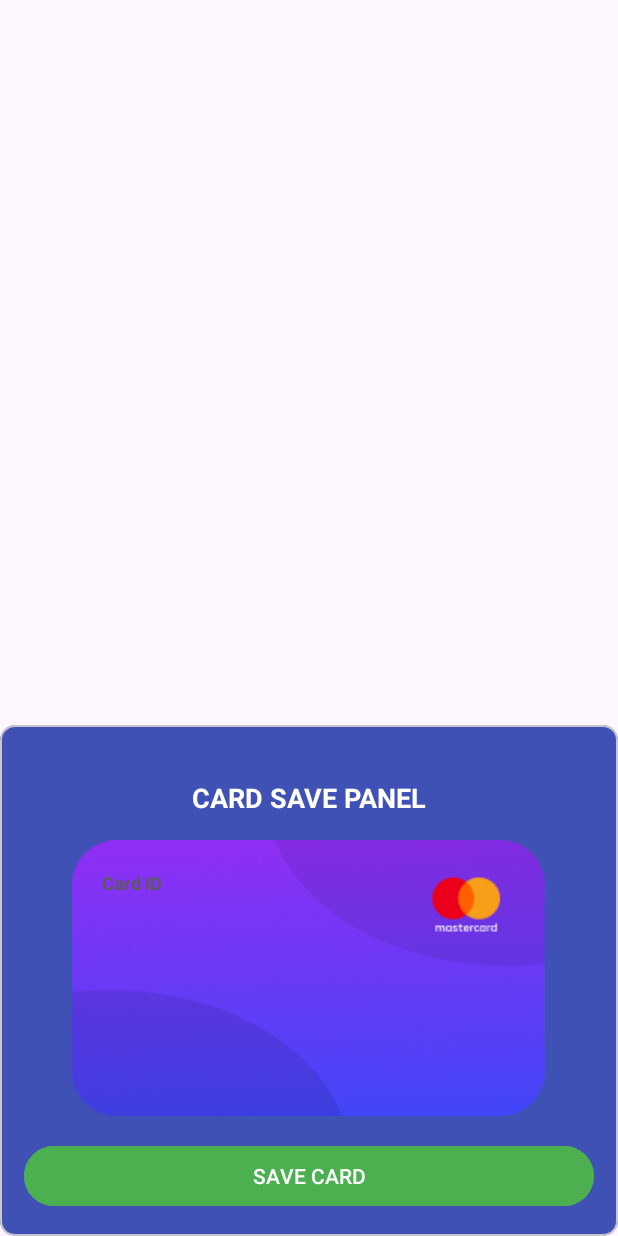
After one commit to etokoc/AkgunCaseProject, an Android app: the layout bottom_dialog.xml on its own in the app's theme, with its tools: preview values and no code run, on a phone screen of 412 x 824 dp. The commit adds this screen. Run offline under Robolectric (Android 15) with nearby library versions, the phone set to English and light mode, and no system bars.

Commit message:
nfc reader bottom dialog created

```diff
--- /dev/null
+++ b/app/src/main/res/layout/bottom_dialog.xml
@@ -0,0 +1,70 @@
+<?xml version="1.0" encoding="utf-8"?>
+<com.google.android.material.card.MaterialCardView xmlns:android="http://schemas.android.com/apk/res/android"
+    xmlns:app="http://schemas.android.com/apk/res-auto"
+    android:layout_width="match_parent"
+    android:layout_height="wrap_content"
+    android:layout_gravity="bottom"
+    android:elevation="10dp"
+    app:cardBackgroundColor="#3F51B5"
+    app:cardCornerRadius="10dp">
+
+    <LinearLayout
+        android:layout_width="match_parent"
+        android:layout_height="match_parent"
+        android:layout_marginTop="36dp"
+        android:layout_marginBottom="16dp"
+        android:gravity="center"
+        android:orientation="vertical">
+
+        <TextView
+            android:layout_width="wrap_content"
+            android:layout_height="wrap_content"
+            android:layout_marginBottom="16dp"
+            android:textAllCaps="true"
+            android:text="@string/card_saved_panel"
+            android:textColor="@color/white"
+            android:textSize="18sp"
+            android:textStyle="bold" />
+
+        <FrameLayout
+            android:layout_width="wrap_content"
+            android:layout_height="wrap_content"
+            android:background="@drawable/card_bg"
+            android:padding="20dp">
+
+            <LinearLayout
+                android:layout_width="wrap_content"
+                android:layout_height="wrap_content"
+                android:layout_gravity="center|start|top"
+                android:orientation="vertical">
+
+                <TextView
+                    android:layout_width="wrap_content"
+                    android:layout_height="wrap_content"
+                    android:text="@string/card_id"
+                    android:textColor="#5C5B5B"
+                    android:textSize="12sp"
+                    android:textStyle="bold" />
+
+                <TextView
+                    android:id="@+id/txtCardId"
+                    android:layout_width="wrap_content"
+                    android:layout_height="wrap_content"
+                    android:text=""
+                    android:textAllCaps="true"
+                    android:textColor="@color/white"
+                    android:textSize="16sp" />
+            </LinearLayout>
+        </FrameLayout>
+
+        <com.google.android.material.button.MaterialButton
+            android:id="@+id/btnCardSaved"
+            android:layout_width="match_parent"
+            android:layout_height="wrap_content"
+            android:layout_marginHorizontal="16dp"
+            android:layout_marginTop="16dp"
+            android:backgroundTint="#4CAF50"
+            android:text="@string/save_card"
+            android:textAllCaps="true" />
+    </LinearLayout>
+</com.google.android.material.card.MaterialCardView>
--- a/app/src/main/res/values/strings.xml
+++ b/app/src/main/res/values/strings.xml
@@ -3,4 +3,7 @@
     <string name="warning">Warning</string>
     <string name="nfc_isn_t_enable_please_check_your_nfc_settings">Nfc isn\'t enable. Please check your Nfc settings.</string>
     <string name="this_device_not_supported_nfc_technology">This Device Not Supported NFC Technology</string>
+    <string name="save_card">Save card</string>
+    <string name="card_id">Card ID</string>
+    <string name="card_saved_panel">Card Save Panel</string>
 </resources>
```
Also changed, not shown: app/src/main/res/drawable/card_bg.png (added).
